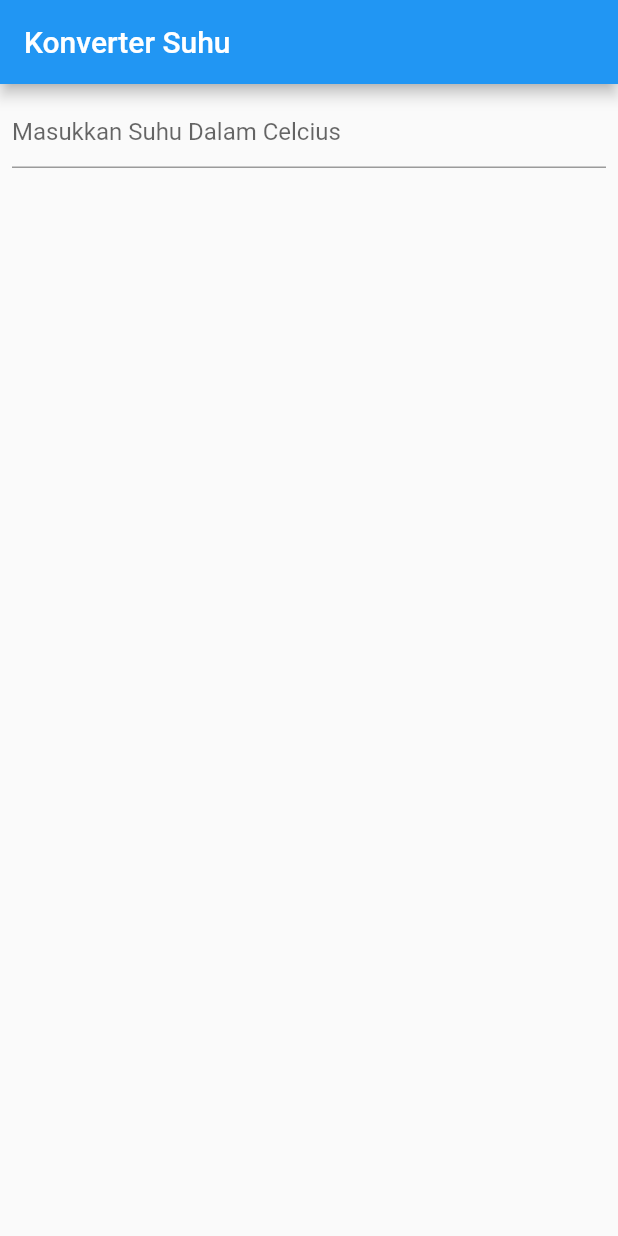
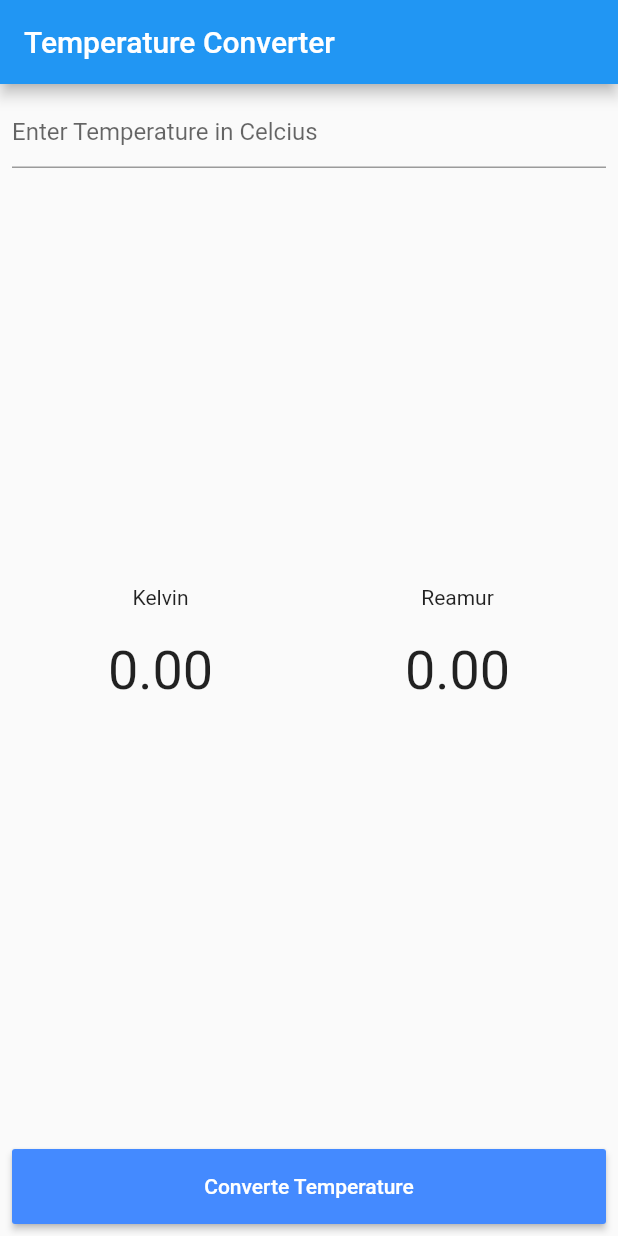
Before and after one commit to Dellarselatuiqrom/flutter_statefull, a Flutter app: the screen it shows after launch, on a phone screen of 412 x 824 dp. Run offline on Flutter 3.47's test engine with Material 2 defaults, Android fonts, the phone set to English and light mode, and no system bars.

Commit message:
commit final code

```diff
--- a/lib/main.dart
+++ b/lib/main.dart
@@ -1,79 +1,74 @@
+import 'package:converter/widget/convert.dart';
 import 'package:flutter/material.dart';
-import 'package:flutter/services.dart';
+import 'package:converter/widget/input.dart';
+import 'package:converter/widget/result.dart';
 
 void main() {
   runApp(MyApp());
 }
 
-class MyApp extends StatelessWidget {
-// This widget is the root of your application.
+class MyApp extends StatefulWidget {
+  @override
+  _MyAppState createState() => _MyAppState();
+}
+
+class _MyAppState extends State<MyApp> {
+  // text controller
+  TextEditingController etInput = new TextEditingController();
+  //variabel berubah
+  double _inputUser = 0;
+  double _kelvin = 0;
+  double _reamur = 0;
+
+  _conversionTemperature() {
+    setState(() {
+      _inputUser = double.parse(etInput.text);
+      _reamur = 4 / 5 * _inputUser;
+      _kelvin = _inputUser + 273;
+    });
+  }
+
   @override
   Widget build(BuildContext context) {
     return MaterialApp(
-      title: 'Flutter Demo',
+      title: 'Converter',
       theme: ThemeData(
         primarySwatch: Colors.blue,
         visualDensity: VisualDensity.adaptivePlatformDensity,
       ),
       home: Scaffold(
         appBar: AppBar(
-          title: Text("Konverter Suhu"),
+          title: Text("Temperature Converter"),
         ),
         body: Container(
           margin: EdgeInsets.all(8),
-          child: TextFormField(
-            decoration:
-                InputDecoration(hintText: "Masukkan Suhu Dalam Celcius"),
-          keyboardType: TextInputType.number,
+          child: Column(
+            crossAxisAlignment: CrossAxisAlignment.start,
+            mainAxisAlignment: MainAxisAlignment.spaceBetween,
+            mainAxisSize: MainAxisSize.max,
+            children: [
+              Input(etInput: etInput),
+              Container(
+                margin: EdgeInsets.only(top: 20, bottom: 20),
+                child: Row(
+                  mainAxisAlignment: MainAxisAlignment.spaceAround,
+                  children: [
+                    Result(
+                      result: _kelvin,
+                      name: "Kelvin",
+                    ),
+                    Result(
+                      result: _reamur,
+                      name: "Reamur",
+                    ),
+                  ],
+                ),
+              ),
+              Convert(convertHandler: _conversionTemperature),
+            ],
           ),
         ),
       ),
     );
   }
 }
-
-class MyHomePage extends StatefulWidget {
-  const MyHomePage({Key? key, required this.title}) : super(key: key);
-  final String title;
-
-  @override
-  State<MyHomePage> createState() => _MyHomePageState();
-}
-
-class _MyHomePageState extends State<MyHomePage> {
-  int _counter = 0;
-
-  void _incrementCounter() {
-    setState(() {
-      _counter++;
-    });
-  }
-
-  @override
-  Widget build(BuildContext context) {
-    return Scaffold(
-      appBar: AppBar(
-        title: Text(widget.title),
-      ),
-      body: Center(
-        child: Column(
-          mainAxisAlignment: MainAxisAlignment.center,
-          children: <Widget>[
-            const Text(
-              'You have pushed the button this many times:',
-            ),
-            Text(
-              '$_counter',
-              style: Theme.of(context).textTheme.headline4,
-            ),
-          ],
-        ),
-      ),
-      floatingActionButton: FloatingActionButton(
-        onPressed: _incrementCounter,
-        tooltip: 'Increment',
-        child: const Icon(Icons.add),
-      ),
-    );
-  }
-}
--- /dev/null
+++ b/lib/widget/convert.dart
@@ -0,0 +1,21 @@
+import 'package:flutter/material.dart';
+
+class Convert extends StatelessWidget {
+  final Function convertHandler;
+
+  Convert({Key key, @required this.convertHandler});
+
+  @override
+  Widget build(BuildContext context) {
+    return Container(
+      width: double.infinity,
+      height: 50,
+      child: RaisedButton(
+        onPressed: convertHandler,
+        color: Colors.blueAccent,
+        textColor: Colors.white,
+        child: Text("Converte Temperature"),
+      ),
+    );
+  }
+}
--- /dev/null
+++ b/lib/widget/input.dart
@@ -0,0 +1,21 @@
+import 'package:flutter/material.dart';
+import 'package:flutter/services.dart';
+
+class Input extends StatelessWidget {
+  const Input({
+    Key key,
+    @required this.etInput,
+  }) : super(key: key);
+
+  final TextEditingController etInput;
+
+  @override
+  Widget build(BuildContext context) {
+    return TextFormField(
+      decoration: InputDecoration(hintText: "Enter Temperature in Celcius"),
+      inputFormatters: [FilteringTextInputFormatter.digitsOnly],
+      controller: etInput,
+      keyboardType: TextInputType.number,
+    );
+  }
+}
--- /dev/null
+++ b/lib/widget/result.dart
@@ -0,0 +1,31 @@
+import 'package:flutter/material.dart';
+
+class Result extends StatelessWidget {
+  const Result({Key key, @required double result, @required String name})
+      : _result = result,
+        _name = name,
+        super(key: key);
+
+  final double _result;
+  final String _name;
+
+  @override
+  Widget build(BuildContext context) {
+    return Expanded(
+      child: Column(
+        children: [
+          Text(_name),
+          Container(
+            margin: EdgeInsets.only(top: 20, bottom: 20),
+            child: Expanded(
+              child: Text(
+                _result.toStringAsFixed(2),
+                style: TextStyle(fontSize: 36),
+              ),
+            ),
+          ),
+        ],
+      ),
+    );
+  }
+}
```
Also changed, not shown: pubspec.yaml (+4 -17 lines), pubspec.lock, 1 other file.
